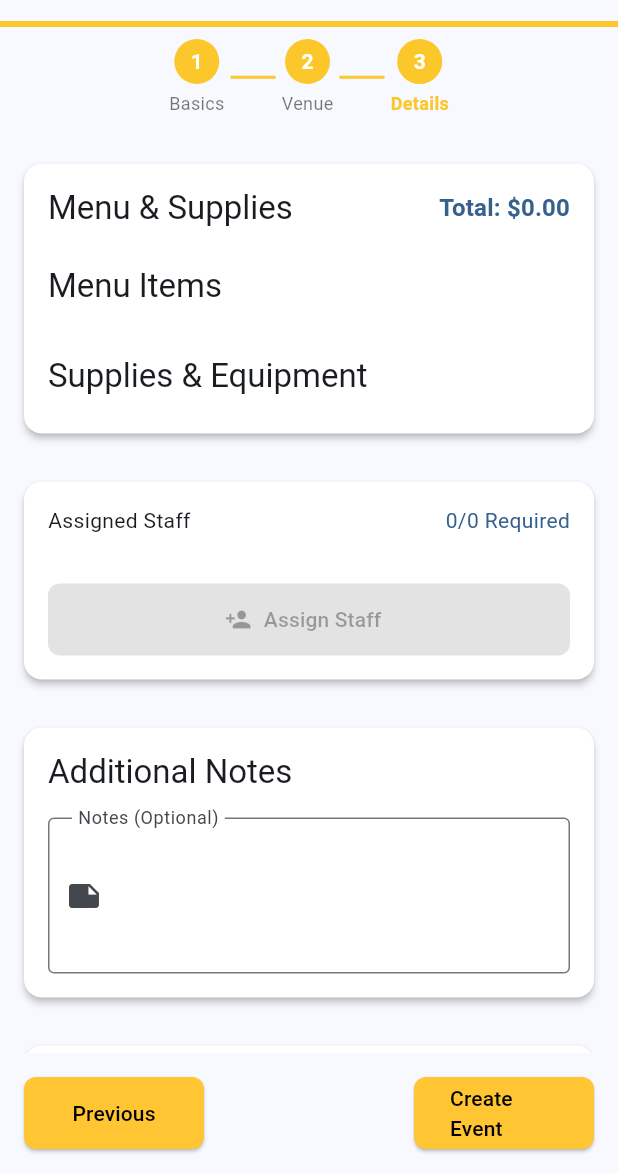
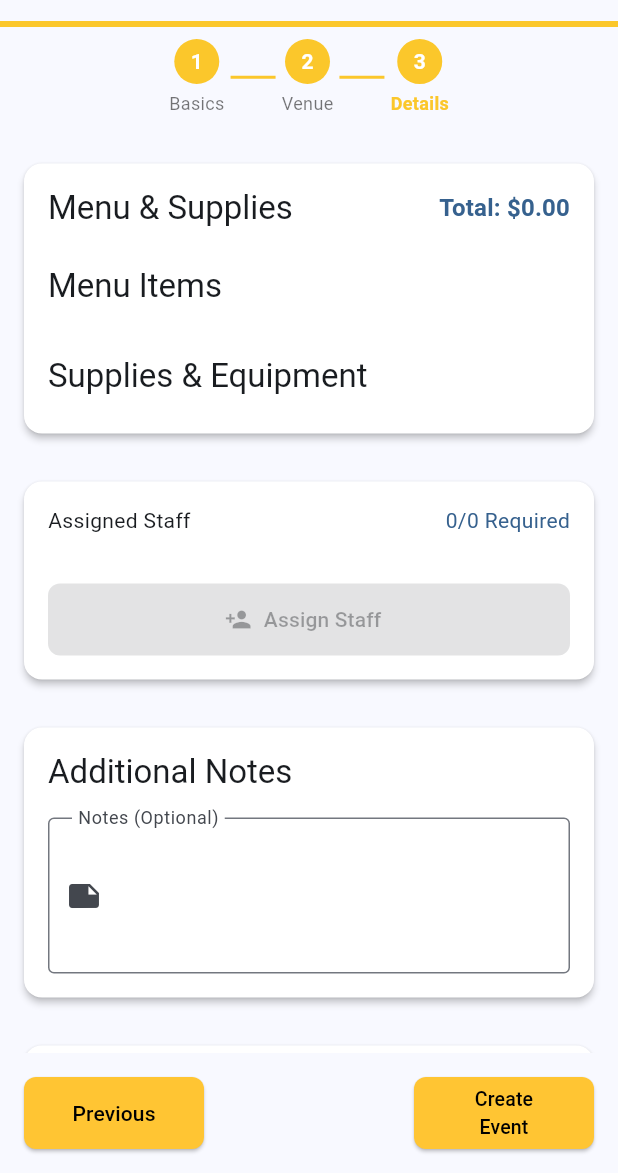
Before and after one commit to HarzaanHussain/cateredtoyou, a Flutter app: the EventEditScreen screen opened by its route, swiped to page 3, on a phone screen of 412 x 824 dp, the part 63-1236 px from its top. Run offline on Flutter 3.47's test engine with Material 3 defaults, Android fonts, the phone set to English and light mode, and no system bars; our stand-ins replace cloud_firestore, firebase_auth, firebase_core, flutter_local_notifications, flutter_map, flutter_timezone and 6 more; missing offline and left inert: flutter_map_cancellable_tile_provider; accounts and stored records are empty.

Commit message:
the buttons have proper text alignment

```diff
--- a/lib/views/events/event_edit_screen.dart
+++ b/lib/views/events/event_edit_screen.dart
@@ -418,11 +418,18 @@ class _EventEditScreenState extends State<EventEditScreen> {
                       height: 20,
                       child: CircularProgressIndicator(strokeWidth: 2.0),
                     )
-                  : Text(_currentPage < 2
-                      ? 'Next'
-                      : (widget.event == null
-                          ? 'Create Event'
-                          : 'Update Event')),
+                  : Text(
+                      _currentPage < 2
+                          ? 'Next'
+                          : (widget.event == null
+                              ? 'Create Event'
+                              : 'Update Event'),
+                      style: _currentPage == 2
+                          ? const TextStyle(
+                              fontSize: 13) // Smaller font size for longer text
+                          : null, // Default size for "Next"
+                      textAlign: TextAlign.center,
+                    ),
             ),
           ),
         ],
```
